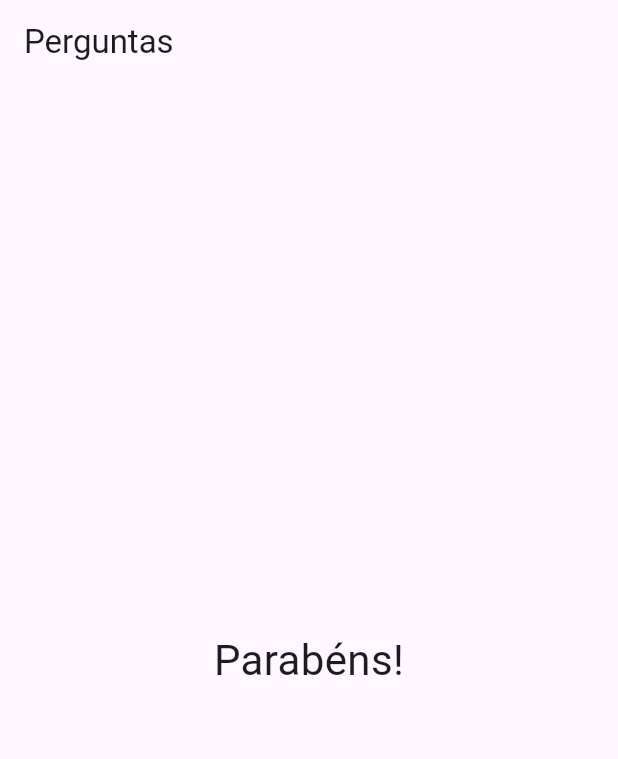
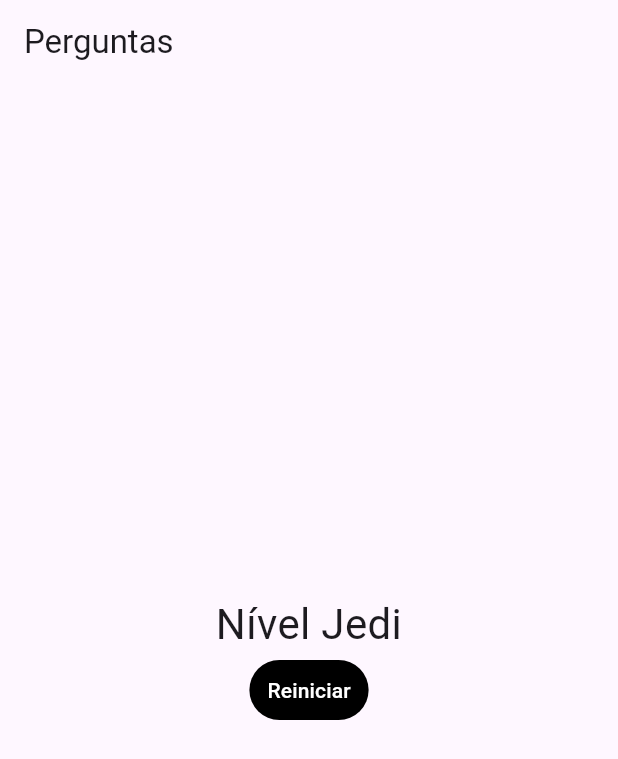
Before and after one commit to thiagolopes-dev/app_perguntas, a Flutter app: the screen it shows after launch, after a tap on "Preto", after a tap on "Corolla", after a tap on "Angular", on a phone screen of 412 x 824 dp. Shown: the top 759 px of the screen. Run offline on Flutter 3.47's test engine with Material 3 defaults, Android fonts, the phone set to English and light mode, and no system bars.

Commit message:
Correções Finais

```diff
--- a/lib/main.dart
+++ b/lib/main.dart
@@ -1,34 +1,57 @@
 import 'package:flutter/material.dart';
 
-import './questao.dart';
-import './resposta.dart';
+import './questionario.dart';
 import './resultado.dart';
+
 main() => runApp(const PerguntasApp());
 
 class _PerguntaAppState extends State<PerguntasApp> {
   var _perguntaSelecionada = 0;
-
+  var _pontuacaoTotal = 0;
   final _perguntas = const [
     {
       'texto': 'Qual sua cor favorita?',
-      'respostas': ['Preto', 'Amarelo', 'Azul', 'Branco']
+      'respostas': [
+        {'texto': 'Preto', 'pontuacao': 10},
+        {'texto': 'Amarelo', 'pontuacao': 9},
+        {'texto': 'Azul', 'pontuacao': 8},
+        {'texto': 'Branco', 'pontuacao': 7},
+      ]
     },
     {
       'texto': 'Qual seu carro favorito?',
-      'respostas': ['Civic', 'Corolla', 'Fusca', 'Jetta']
+      'respostas': [
+        {'texto': 'Civic', 'pontuacao': 10},
+        {'texto': 'Corolla', 'pontuacao': 9},
+        {'texto': 'Fusca', 'pontuacao': 2},
+        {'texto': 'Jetta', 'pontuacao': 5},
+      ]
     },
     {
       'texto': 'Qual sua linguagem de programação web favorita?',
-      'respostas': ['Angular', 'React', 'Vuejs', 'Flutter']
+      'respostas': [
+        {'texto': 'Angular', 'pontuacao': 10},
+        {'texto': 'React', 'pontuacao': 5},
+        {'texto': 'Vuejs', 'pontuacao': 4},
+        {'texto': 'Flutter', 'pontuacao': 9},
+      ]
     }
   ];
 
-  void _responder() {
+  void _responder(int pontuacao) {
     if (temPerguntaSelecionada) {
       setState(() {
         _perguntaSelecionada++;
+        _pontuacaoTotal += pontuacao;
       });
     }
+  }
+
+  void _reiniciarQuestionario(){
+    setState(() {
+      _perguntaSelecionada = 0;
+      _pontuacaoTotal = 0;
+    });
   }
 
   bool get temPerguntaSelecionada {
@@ -39,23 +62,17 @@ class _PerguntaAppState extends State<PerguntasApp> {
   Widget build(BuildContext context) {
     // ignore: no_leading_underscores_for_local_identifiers
 
-    List<String> respostas = temPerguntaSelecionada
-        ? _perguntas[_perguntaSelecionada].cast()['respostas']
-        : [];
-
     return MaterialApp(
       home: Scaffold(
         appBar: AppBar(
           title: const Text('Perguntas'),
         ),
         body: temPerguntaSelecionada
-            ? Column(
-                children: [
-                  Questao(_perguntas[_perguntaSelecionada]['texto'].toString()),
-                  ...respostas.map((t) => Resposta(t, _responder))
-                ],
-              )
-            : const Resultado(),
+            ? Questionario(
+                perguntas: _perguntas,
+                perguntaSelecionada: _perguntaSelecionada,
+                quandoResponder: _responder)
+            : Resultado(_pontuacaoTotal, _reiniciarQuestionario),
       ),
     );
   }
--- /dev/null
+++ b/lib/questionario.dart
@@ -0,0 +1,38 @@
+import 'package:app_perguntas/questao.dart';
+import 'package:app_perguntas/resposta.dart';
+import 'package:flutter/material.dart';
+
+class Questionario extends StatelessWidget {
+  final List<Map<String, Object>> perguntas;
+  final int perguntaSelecionada;
+  final void Function(int) quandoResponder;
+
+  const Questionario(
+      {super.key,
+      required this.perguntas,
+      required this.perguntaSelecionada,
+      required this.quandoResponder});
+
+  bool get temPerguntaSelecionada {
+    return perguntaSelecionada < perguntas.length;
+  }
+
+  @override
+  Widget build(BuildContext context) {
+    List<Map<String, Object>> respostas = temPerguntaSelecionada
+        ? perguntas[perguntaSelecionada].cast()['respostas']
+        : [];
+
+    return Column(children: [
+      Questao(perguntas[perguntaSelecionada]['texto'].toString()),
+      ...respostas.map((resp) {
+        return Resposta(resp['texto'].toString(), () {
+          final pontuacao = resp['pontuacao'];
+          if (pontuacao != null) {
+            quandoResponder(pontuacao as int);
+          }
+        });
+      })
+    ]);
+  }
+}
--- a/lib/resposta.dart
+++ b/lib/resposta.dart
@@ -16,7 +16,7 @@ class Resposta extends StatelessWidget {
             borderRadius: BorderRadius.zero, // Define o raio da borda como zero
           ),
           foregroundColor: Colors.white, // change background color of button
-          backgroundColor: Colors.purple, // change text color of button
+          backgroundColor: Colors.black, // change text color of button
         ),
         onPressed: quandoSelecionado,
         child: Text(texto),
--- a/lib/resultado.dart
+++ b/lib/resultado.dart
@@ -1,16 +1,45 @@
 import 'package:flutter/material.dart';
 
 class Resultado extends StatelessWidget {
-  const Resultado({super.key});
+  final int pontuacao;
+  final void Function() quandoReiniciarQuestionario;
+
+  const Resultado(this.pontuacao, this.quandoReiniciarQuestionario,
+      {super.key});
+
+  String get fraseResultado {
+    if (pontuacao < 8) {
+      return 'Parabéns';
+    } else if (pontuacao < 12) {
+      return 'Você é bom!';
+    } else if (pontuacao < 16) {
+      return 'Impressionante!';
+    } else {
+      return 'Nível Jedi';
+    }
+  }
 
   @override
   Widget build(BuildContext context) {
-    return const Center(
-      child: Text(
-        'Parabéns!',
-        style: TextStyle(fontSize: 28),
-        textAlign: TextAlign.center,
-      ),
+    return Column(
+      mainAxisAlignment: MainAxisAlignment.center,
+      children: [
+        Center(
+          child: Text(
+            fraseResultado,
+            style: const TextStyle(fontSize: 28),
+            textAlign: TextAlign.center,
+          ),
+        ),
+        TextButton(
+            style: ElevatedButton.styleFrom(
+          foregroundColor: Colors.white, // change background color of button
+          backgroundColor: Colors.black, // change text color of button
+        ),
+          onPressed: quandoReiniciarQuestionario,
+          child: const Text('Reiniciar'),
+        )
+      ],
     );
   }
 }
```
